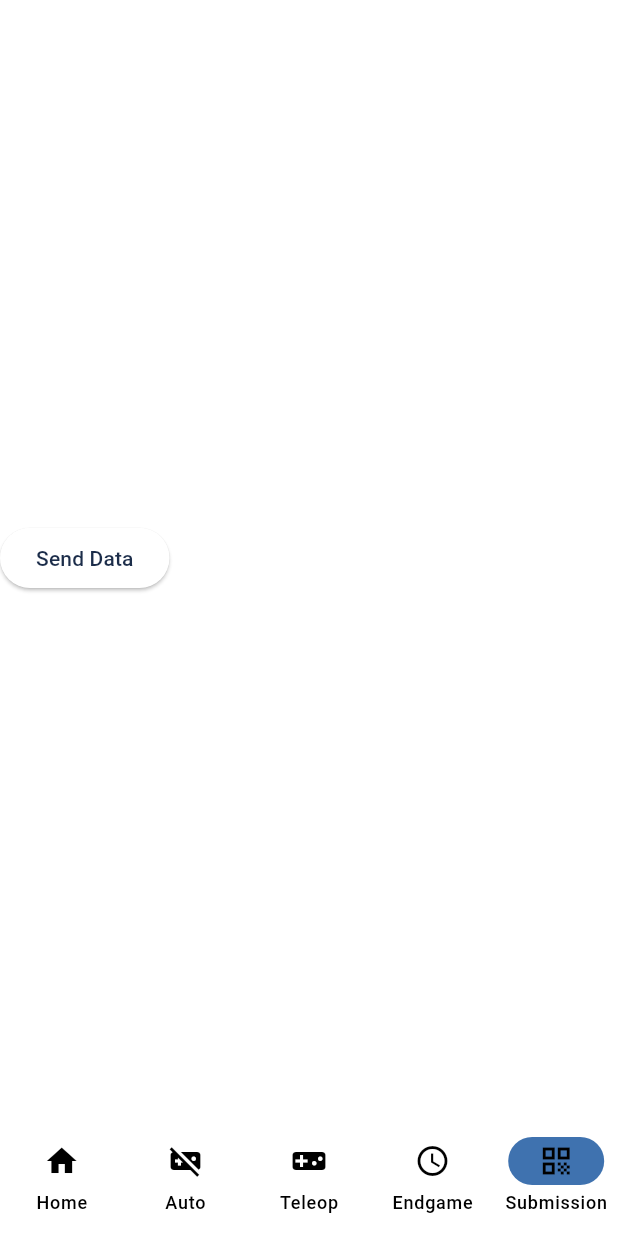
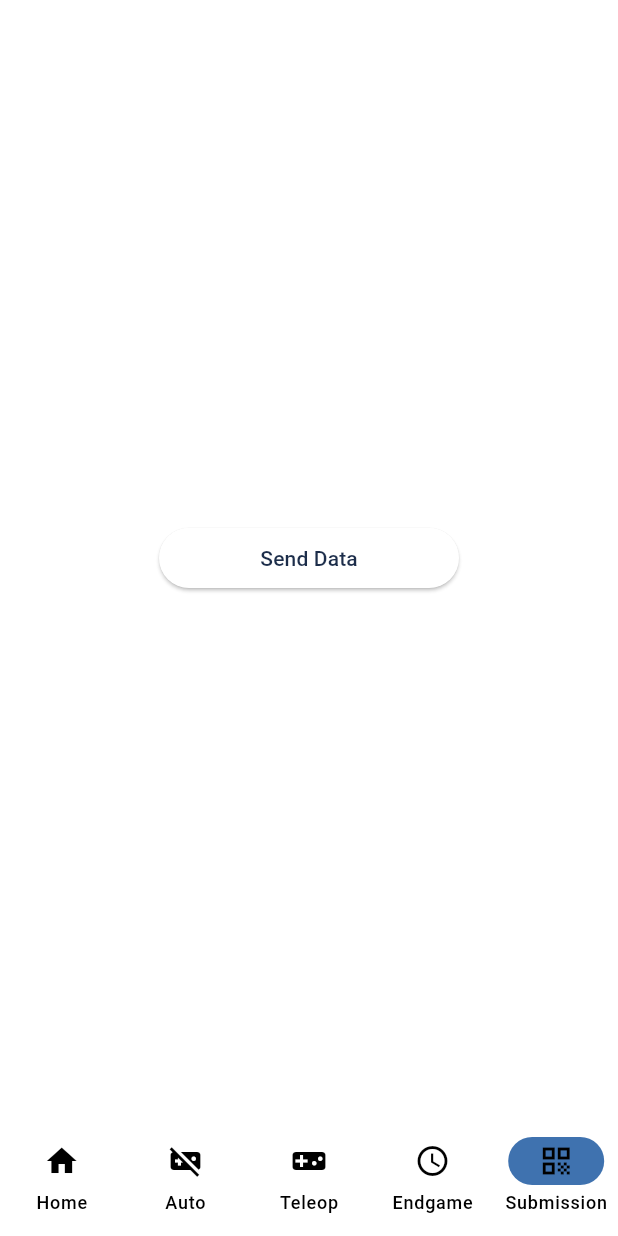
Before and after one commit to Team865/scouting_app_865_2024, a Flutter app: the screen it shows after launch, item 5 of the bottom bar chosen, after a tap on "Send Data", on a phone screen of 412 x 824 dp. Run offline on Flutter 3.47's test engine with Material 3 defaults, Android fonts, the phone set to English and light mode, and no system bars; missing offline and left inert: gsheets; key blocks and very long unbroken strings in the code were emptied for the run.

Commit message:
Center robot selection and send data buttons

```diff
--- a/lib/pages/home.dart
+++ b/lib/pages/home.dart
@@ -69,7 +69,8 @@ class _HomePageState extends State<HomePage> {
                     SizedBox(
                         width: 50,
                         child: TextFormField(
-                            controller: ScoutingAppState.teamController, keyboardType: TextInputType.number))
+                            controller: ScoutingAppState.teamController,
+                            keyboardType: TextInputType.number))
                   ]),
               const SizedBox(width: 50),
               Column(
@@ -79,14 +80,18 @@ class _HomePageState extends State<HomePage> {
                     SizedBox(
                         width: 50,
                         child: TextFormField(
-                            controller: ScoutingAppState.matchController, keyboardType: TextInputType.number))
+                            controller: ScoutingAppState.matchController,
+                            keyboardType: TextInputType.number))
                   ]),
             ],
           ),
           const SizedBox(height: 8),
           const Text('Robot Position'),
           const SizedBox(height: 8),
-          RadioButton(
+          Row(mainAxisAlignment: MainAxisAlignment.center, children: <Widget>[
+            Container(
+                width: 200,
+                child: RadioButton(
                     text1: 'Blue 1',
                     text2: 'Red 1',
                     text3: 'Blue 2',
@@ -94,7 +99,8 @@ class _HomePageState extends State<HomePage> {
                     text5: 'Blue 3',
                     text6: 'Red 3',
                     buttonValue: ScoutingAppState.robotPosition,
-              changeState: updateRobotPosition),
+                    changeState: updateRobotPosition))
+          ]),
           Image.asset('images/playing_field.jpg')
         ]);
   }
--- a/lib/pages/submission.dart
+++ b/lib/pages/submission.dart
@@ -9,12 +9,17 @@ class SubmissionPage extends StatelessWidget {
   @override
   Widget build(BuildContext context) {
     return Column(
-      mainAxisAlignment: MainAxisAlignment.center,
-      children: <Widget>[
-        ElevatedButton(onPressed: () {
-          GSheetsUtil.addRow(ScoutingAppState.getData());
-        }, child: const Text("Send Data"))
-      ]
-    );
+        mainAxisAlignment: MainAxisAlignment.center,
+        children: <Widget>[
+          Row(mainAxisAlignment: MainAxisAlignment.center, children: <Widget>[
+            Container(
+                width: 200,
+                child: ElevatedButton(
+                    onPressed: () {
+                      var succeeded = GSheetsUtil.addRow(ScoutingAppState.getData());
+                    },
+                    child: const Text("Send Data")))
+          ])
+        ]);
   }
 }
```
Lines whose indentation alone changed are shown as unchanged.
